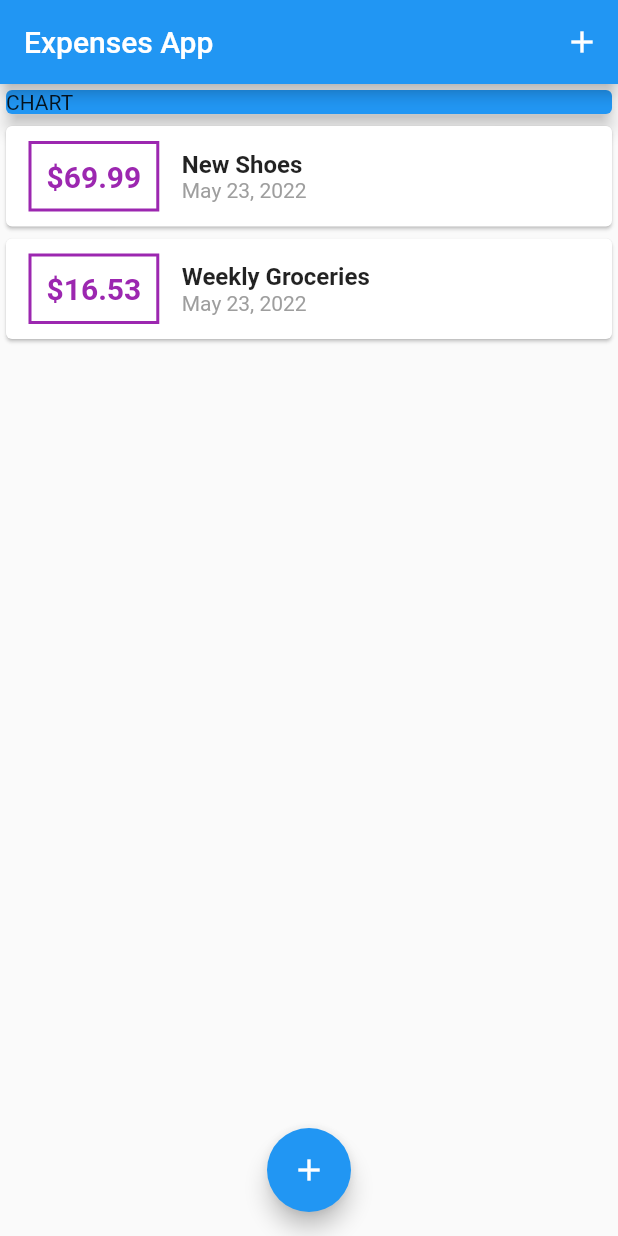
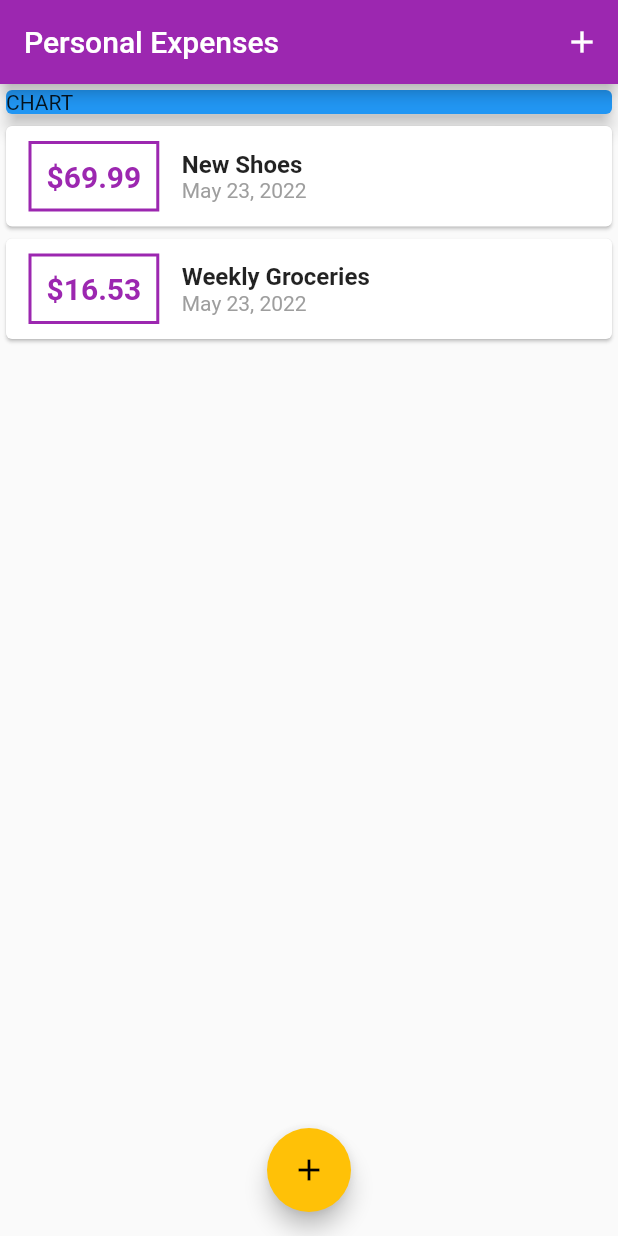
Before and after one commit to elfgodd/Flutter-Dart-The-Complete-Guide-2022-Edition, a Flutter app: the screen it shows after launch, on a phone screen of 412 x 824 dp. Run offline on Flutter 3.47's test engine with Material 2 defaults, Android fonts, the phone set to English and light mode, and no system bars.

Commit message:
Configuring & Using Themes

```diff
--- a/03-expenses-app/expensesapp/lib/main.dart
+++ b/03-expenses-app/expensesapp/lib/main.dart
@@ -11,7 +11,11 @@ class MyApp extends StatelessWidget {
   Widget build(BuildContext context) {
     return MaterialApp(
       debugShowCheckedModeBanner: false,
-      title: 'Expenses App',
+      title: 'Personal Expenses',
+      theme: ThemeData(
+        primarySwatch: Colors.purple,
+        accentColor: Colors.amber,
+      ),
       home: MyHomePage(),
     );
   }
@@ -65,7 +69,7 @@ class _MyHomePageState extends State<MyHomePage> {
   Widget build(BuildContext context) {
     return Scaffold(
       appBar: AppBar(
-        title: Text('Expenses App'),
+        title: Text('Personal Expenses'),
         actions: <Widget>[
           IconButton(
             icon: Icon(Icons.add),
--- a/03-expenses-app/expensesapp/lib/widgets/transaction_list.dart
+++ b/03-expenses-app/expensesapp/lib/widgets/transaction_list.dart
@@ -24,7 +24,7 @@ class TransactionList extends StatelessWidget {
                     ),
                     decoration: BoxDecoration(
                       border: Border.all(
-                        color: Colors.purple,
+                        color: Theme.of(context).primaryColor,
                         width: 2,
                       ),
                     ),
@@ -34,7 +34,7 @@ class TransactionList extends StatelessWidget {
                       style: TextStyle(
                         fontWeight: FontWeight.bold,
                         fontSize: 20,
-                        color: Colors.purple,
+                        color: Theme.of(context).primaryColor,
                       ),
                     ),
                   ),
```
